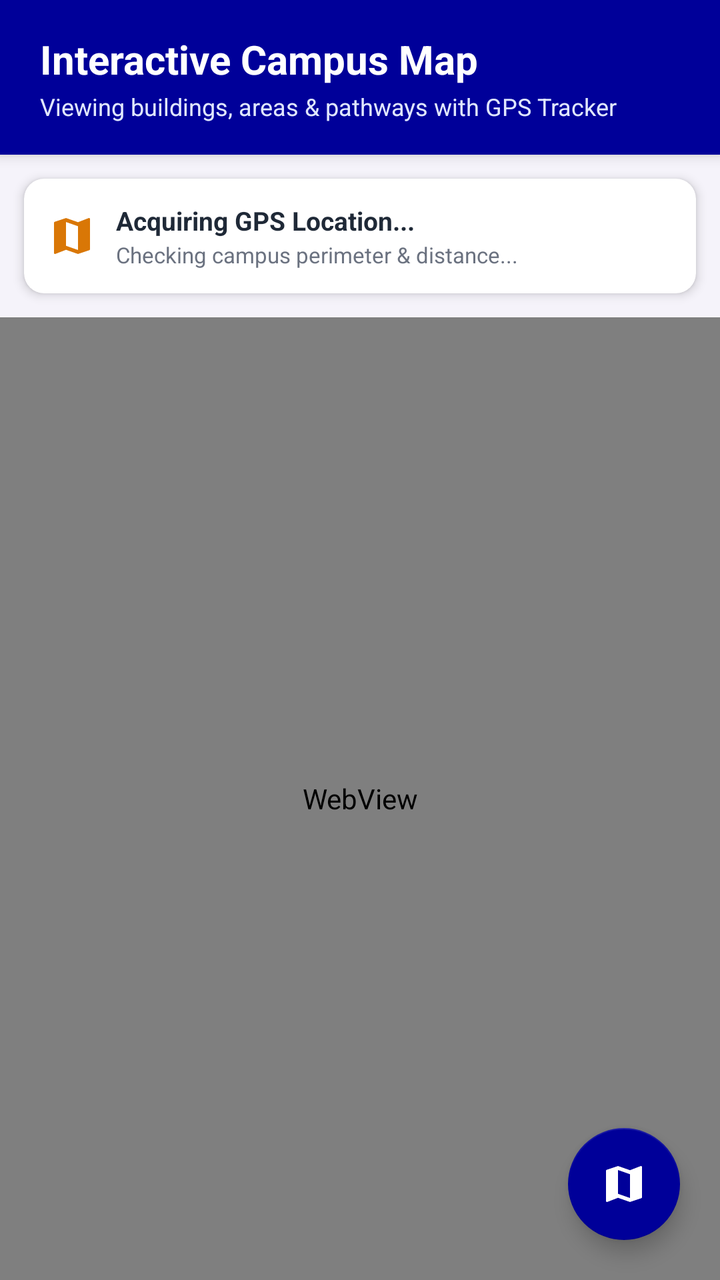
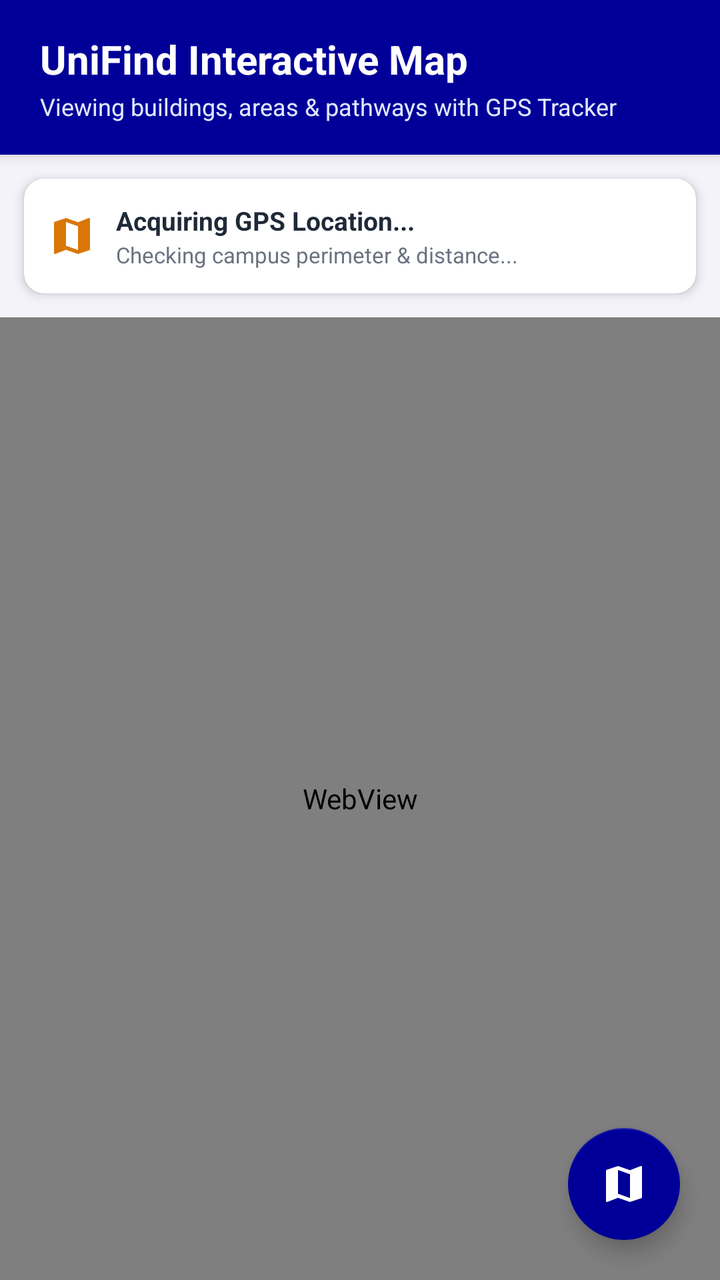

An Android layout rendered at two revisions. The XML below is the earlier revision; the diff shows what the commit changed to produce the second picture.
<!-- AndroidManifest.xml: application theme Theme.OOPProject -->
<!-- res/layout/fragment_campus_map.xml -->
<?xml version="1.0" encoding="utf-8"?>
<RelativeLayout xmlns:android="http://schemas.android.com/apk/res/android"
    xmlns:app="http://schemas.android.com/apk/res-auto"
    android:layout_width="match_parent"
    android:layout_height="match_parent"
    android:background="#F5F3FA">

    
    <LinearLayout
        android:id="@+id/headerLayout"
        android:layout_width="match_parent"
        android:layout_height="wrap_content"
        android:background="@color/dark_purple"
        android:elevation="4dp"
        android:orientation="vertical"
        android:paddingHorizontal="20dp"
        android:paddingVertical="16dp">

        <TextView
            android:layout_width="wrap_content"
            android:layout_height="wrap_content"
            android:text="Interactive Campus Map"
            android:textColor="#FFFFFF"
            android:textSize="20sp"
            android:textStyle="bold" />

        <TextView
            android:layout_width="wrap_content"
            android:layout_height="wrap_content"
            android:layout_marginTop="2dp"
            android:text="Viewing buildings, areas &amp; pathways with GPS Tracker"
            android:textColor="#E0E7FF"
            android:textSize="12sp" />
    </LinearLayout>

    
    <com.google.android.material.card.MaterialCardView
        android:id="@+id/cardGpsStatus"
        android:layout_width="match_parent"
        android:layout_height="wrap_content"
        android:layout_below="@id/headerLayout"
        android:layout_margin="12dp"
        app:cardBackgroundColor="#FFFFFF"
        app:cardCornerRadius="10dp"
        app:cardElevation="3dp"
        app:strokeWidth="0dp">

        <LinearLayout
            android:layout_width="match_parent"
            android:layout_height="wrap_content"
            android:gravity="center_vertical"
            android:orientation="horizontal"
            android:padding="12dp">

            <ImageView
                android:id="@+id/ivGpsIndicator"
                android:layout_width="24dp"
                android:layout_height="24dp"
                android:src="@drawable/ic_map"
                app:tint="#D97706" />

            <LinearLayout
                android:layout_width="0dp"
                android:layout_height="wrap_content"
                android:layout_marginStart="10dp"
                android:layout_weight="1"
                android:orientation="vertical">

                <TextView
                    android:id="@+id/tvGpsStatusTitle"
                    android:layout_width="wrap_content"
                    android:layout_height="wrap_content"
                    android:text="Acquiring GPS Location..."
                    android:textColor="#1F2937"
                    android:textSize="13sp"
                    android:textStyle="bold" />

                <TextView
                    android:id="@+id/tvGpsStatusSubtitle"
                    android:layout_width="wrap_content"
                    android:layout_height="wrap_content"
                    android:layout_marginTop="1dp"
                    android:text="Checking campus perimeter &amp; distance..."
                    android:textColor="#6B7280"
                    android:textSize="11sp" />
            </LinearLayout>
        </LinearLayout>
    </com.google.android.material.card.MaterialCardView>

    
    <WebView
        android:id="@+id/webViewMap"
        android:layout_width="match_parent"
        android:layout_height="match_parent"
        android:layout_below="@id/cardGpsStatus" />

    
    <com.google.android.material.floatingactionbutton.FloatingActionButton
        android:id="@+id/fabMyLocation"
        android:layout_width="wrap_content"
        android:layout_height="wrap_content"
        android:layout_alignParentEnd="true"
        android:layout_alignParentBottom="true"
        android:layout_margin="20dp"
        android:contentDescription="My Location"
        android:src="@drawable/ic_map"
        app:backgroundTint="@color/dark_purple"
        app:tint="#FFFFFF" />

</RelativeLayout>
<!-- resources referenced by this layout -->
<resources>
  <color name="dark_purple">#FF000099</color>
  <!-- drawable ic_map (drawable) -->
  <vector xmlns:android="http://schemas.android.com/apk/res/android"
      android:width="24dp"
      android:height="24dp"
      android:viewportWidth="24"
      android:viewportHeight="24">
    <path
        android:fillColor="#FF000000"
        android:pathData="M20.5,3l-0.16,0.03L15,5.1 9,3 3.36,4.9C3.15,4.97 3,5.15 3,5.38V20.5c0,0.28 0.22,0.5 0.5,0.5l0.16,-0.03L9,18.9l6,2.1 5.64,-1.9c0.21,-0.07 0.36,-0.25 0.36,-0.48V3.5c0,-0.28 -0.22,-0.5 -0.5,-0.5zM15,19l-6,-2.11V5l6,2.11V19z"/>
  </vector>
  <style name="Theme.OOPProject" parent="Theme.MaterialComponents.Light.NoActionBar">
          
          <item name="colorPrimary">@color/purple_500</item>
          <item name="colorPrimaryVariant">@color/purple_700</item>
          <item name="colorOnPrimary">@color/white</item>
          
          <item name="colorSecondary">@color/teal_200</item>
          <item name="colorSecondaryVariant">@color/teal_700</item>
          <item name="colorOnSecondary">@color/black</item>
          
          <item name="android:statusBarColor">@color/dark_purple</item>
          
          <item name="android:windowBackground">@color/dark_purple</item>
          <item name="android:windowSplashScreenBackground" tools:targetApi="s">@color/dark_purple</item>
          <item name="android:windowSplashScreenAnimatedIcon" tools:targetApi="s">@drawable/app_logo</item>
      </style>
  <color name="purple_500">#FF6200EE</color>
  <color name="purple_700">#FF3700B3</color>
  <color name="white">#FFFFFFFF</color>
  <color name="teal_200">#FF03DAC5</color>
  <color name="teal_700">#FF018786</color>
  <color name="black">#FF000000</color>
  <!-- drawable app_logo: png bitmap (drawable, 403426 bytes) -->
</resources>

<!-- the commit's change to res/layout/fragment_campus_map.xml (unified diff, before → after) -->
@@ -19,7 +19,7 @@
         <TextView
             android:layout_width="wrap_content"
             android:layout_height="wrap_content"
-            android:text="Interactive Campus Map"
+            android:text="UniFind Interactive Map"
             android:textColor="#FFFFFF"
             android:textSize="20sp"
             android:textStyle="bold" />
